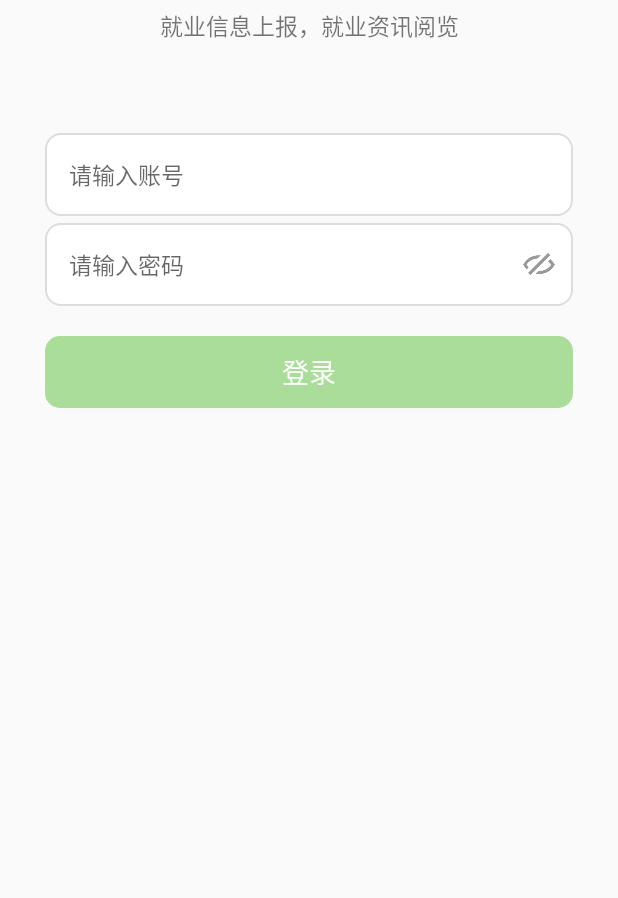
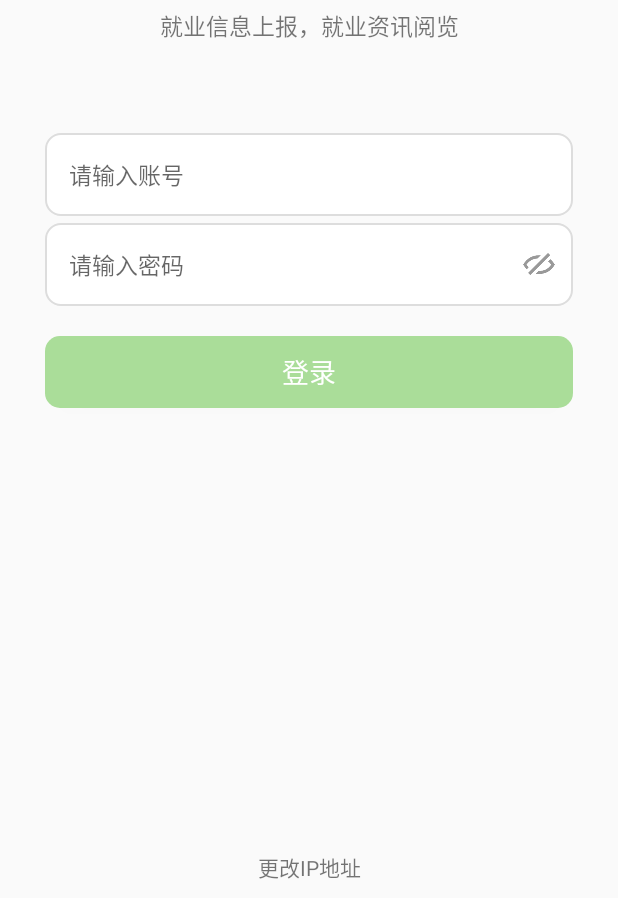
Before and after one commit to lantianz/empl-app-android, an Android app: the screen it shows after launch (MainActivity), on a phone screen of 412 x 824 dp, the part 338-1236 px from its top. Run offline under Robolectric (Android 15) with nearby library versions, the phone set to English and light mode, and no system bars; libraries missing offline, so code that uses them is left out: com.alibaba.fastjson.

Commit message:
添加修改服务端IP功能

```diff
--- a/app/src/main/java/com/ltz/my_empl/adapter/NewsAdapter.java
+++ b/app/src/main/java/com/ltz/my_empl/adapter/NewsAdapter.java
@@ -58,7 +58,7 @@ public class NewsAdapter extends RecyclerView.Adapter<RecyclerView.ViewHolder> {
         vh.send_time.setText(newsEntity.getSendTime());
         vh.newsEntity = newsEntity;
         Picasso.get()
-                .load(ApiConfig.BASE_URL + ApiConfig.FILE_DOWNLOAD + newsEntity.getFrontImg())
+                .load(ApiConfig.BASE_URL("1") + ApiConfig.FILE_DOWNLOAD + newsEntity.getFrontImg())
                 .into(vh.front_img);
     }
 
--- a/app/src/main/java/com/ltz/my_empl/api/Api.java
+++ b/app/src/main/java/com/ltz/my_empl/api/Api.java
@@ -36,7 +36,8 @@ public class Api {
     public static Api config(String url, HashMap<String, Object> params) {
         client = new OkHttpClient.Builder()
                 .build();
-        requestUrl = ApiConfig.BASE_URL + url;
+        requestUrl = ApiConfig.BASE_URL("1") + url;
+        System.out.println("requestUrl = " + requestUrl);
         requestParams = params;
         return api;
     }
--- a/app/src/main/java/com/ltz/my_empl/fragment/MineFragment.java
+++ b/app/src/main/java/com/ltz/my_empl/fragment/MineFragment.java
@@ -86,9 +86,7 @@ public class MineFragment extends BaseFragment {
         builder.setTitle("关于APP");
 
         String introduction =
-                "这是一个毕业生就业信息管理系统学生端的APP。" +
-                        "阅览相关的、感兴趣的就业资讯；" +
-                        "提交就业信息到Web管理端。";
+                "这是一个毕业生就业信息管理系统学生端的APP。\n阅览相关的、感兴趣的就业资讯；\n提交就业信息到Web管理端。";
 
         builder.setMessage(introduction);
 
--- a/app/src/main/res/layout/activity_main.xml
+++ b/app/src/main/res/layout/activity_main.xml
@@ -91,5 +91,14 @@
         android:textColor="#fff"
         android:textSize="18sp" />
 
+    <TextView
+        android:id="@+id/tv_changeIP"
+        android:layout_width="match_parent"
+        android:layout_height="match_parent"
+        android:layout_marginBottom="10dp"
+        android:gravity = "bottom|center"
+        android:text="更改IP地址"
+        android:textSize="14sp"
+        android:clickable="true"/>
 
 </LinearLayout>
```
Also changed, not shown: app/src/main/java/com/ltz/my_empl/MainActivity.java (+70 -27 lines), app/src/main/java/com/ltz/my_empl/api/ApiConfig.java (+36 -1 lines), app/src/main/java/com/ltz/my_empl/fragment/SubmitFragment.java (+8 -0 lines).
